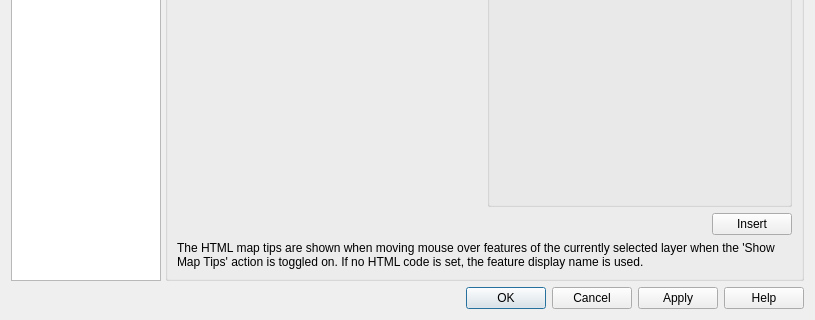
Qt form src/ui/qgsrasterlayerpropertiesbase.ui (carsmie/QGIS) before a commit; both pictures show x 0 to 815 and y 410 to 730 of the 815 by 730 pixel window.
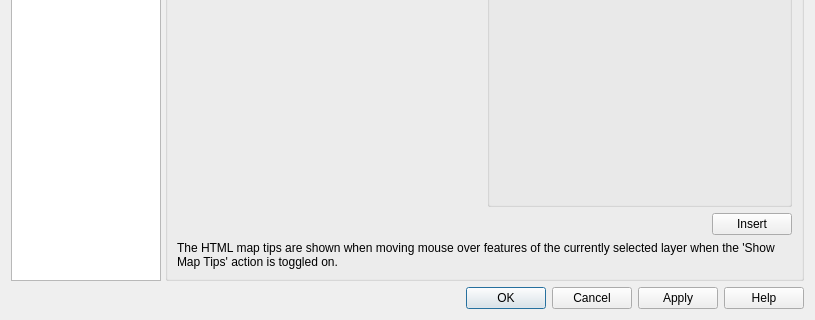
The same form after that commit. The open tabs and pages were chosen to show the change. Icons and pictures are not drawn. Custom widgets are drawn as their Qt base class.

Commit message: There is no feature display name for raster

The edit to the form file:
```diff
--- a/src/ui/qgsrasterlayerpropertiesbase.ui
+++ b/src/ui/qgsrasterlayerpropertiesbase.ui
@@ -1522,7 +1522,7 @@
                  <item row="2" column="0" colspan="2">
                   <widget class="QLabel" name="labelMapTipInfo">
                    <property name="text">
-                    <string>The HTML map tips are shown when moving mouse over features of the currently selected layer when the 'Show Map Tips' action is toggled on. If no HTML code is set, the feature display name is used.</string>
+                    <string>The HTML map tips are shown when moving mouse over features of the currently selected layer when the 'Show Map Tips' action is toggled on.</string>
                    </property>
                    <property name="wordWrap">
                     <bool>true</bool>
```
